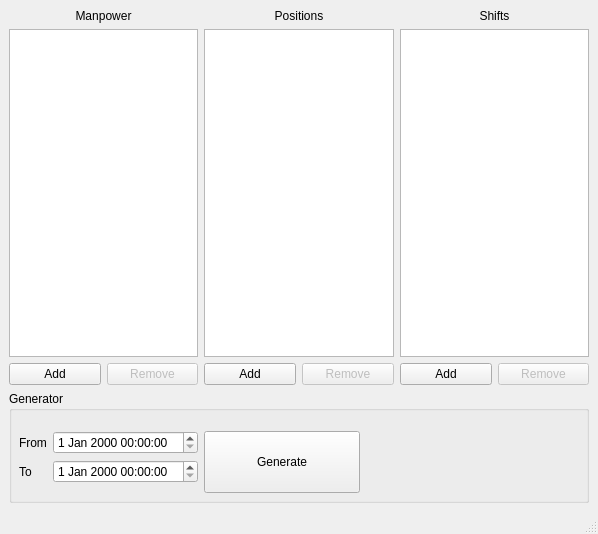
Qt form ui/ShavzakWindow.ui (omertal88/shavzak) before a commit.
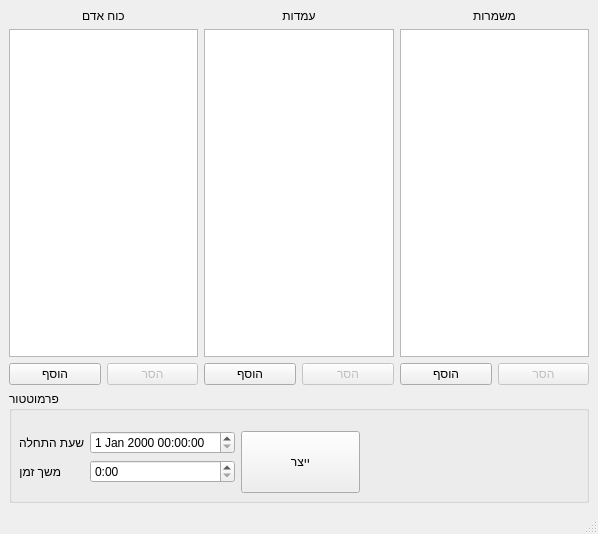
The same form after that commit.

```diff
--- a/ui/ShavzakWindow.ui
+++ b/ui/ShavzakWindow.ui
@@ -22,7 +22,7 @@
         <item>
          <widget class="QLabel" name="label">
           <property name="text">
-           <string>Manpower</string>
+           <string>כוח אדם</string>
           </property>
           <property name="alignment">
            <set>Qt::AlignCenter</set>
@@ -37,7 +37,7 @@
           <item>
            <widget class="QPushButton" name="addSoldierButton">
             <property name="text">
-             <string>Add</string>
+             <string>הוסף</string>
             </property>
            </widget>
           </item>
@@ -47,7 +47,7 @@
              <bool>false</bool>
             </property>
             <property name="text">
-             <string>Remove</string>
+             <string>הסר</string>
             </property>
            </widget>
           </item>
@@ -60,7 +60,7 @@
         <item>
          <widget class="QLabel" name="label_2">
           <property name="text">
-           <string>Positions</string>
+           <string>עמדות</string>
           </property>
           <property name="alignment">
            <set>Qt::AlignCenter</set>
@@ -75,7 +75,7 @@
           <item>
            <widget class="QPushButton" name="addPositionButton">
             <property name="text">
-             <string>Add</string>
+             <string>הוסף</string>
             </property>
            </widget>
           </item>
@@ -85,7 +85,7 @@
              <bool>false</bool>
             </property>
             <property name="text">
-             <string>Remove</string>
+             <string>הסר</string>
             </property>
            </widget>
           </item>
@@ -98,7 +98,7 @@
         <item>
          <widget class="QLabel" name="label_3">
           <property name="text">
-           <string>Shifts</string>
+           <string>משמרות</string>
           </property>
           <property name="alignment">
            <set>Qt::AlignCenter</set>
@@ -113,7 +113,7 @@
           <item>
            <widget class="QPushButton" name="addShiftButton">
             <property name="text">
-             <string>Add</string>
+             <string>הוסף</string>
             </property>
            </widget>
           </item>
@@ -123,7 +123,7 @@
              <bool>false</bool>
             </property>
             <property name="text">
-             <string>Remove</string>
+             <string>הסר</string>
             </property>
            </widget>
           </item>
@@ -148,7 +148,7 @@
        </size>
       </property>
       <property name="title">
-       <string>Generator</string>
+       <string>פרמוטטור</string>
       </property>
       <widget class="QWidget" name="layoutWidget">
        <property name="geometry">
@@ -165,7 +165,7 @@
           <item row="0" column="0">
            <widget class="QLabel" name="label_4">
             <property name="text">
-             <string>From</string>
+             <string>שעת התחלה</string>
             </property>
            </widget>
           </item>
@@ -175,12 +175,16 @@
           <item row="1" column="0">
            <widget class="QLabel" name="label_5">
             <property name="text">
-             <string>To</string>
+             <string>משך זמן</string>
             </property>
            </widget>
           </item>
           <item row="1" column="1">
-           <widget class="QDateTimeEdit" name="toDateTime"/>
+           <widget class="QTimeEdit" name="durationEdit">
+            <property name="displayFormat">
+             <string>h:mm</string>
+            </property>
+           </widget>
           </item>
          </layout>
         </item>
@@ -193,7 +197,7 @@
            </sizepolicy>
           </property>
           <property name="text">
-           <string>Generate</string>
+           <string>ייצר</string>
           </property>
          </widget>
         </item>
```
Left out of the diff: 35 changed lines with no effect on the pictures.
